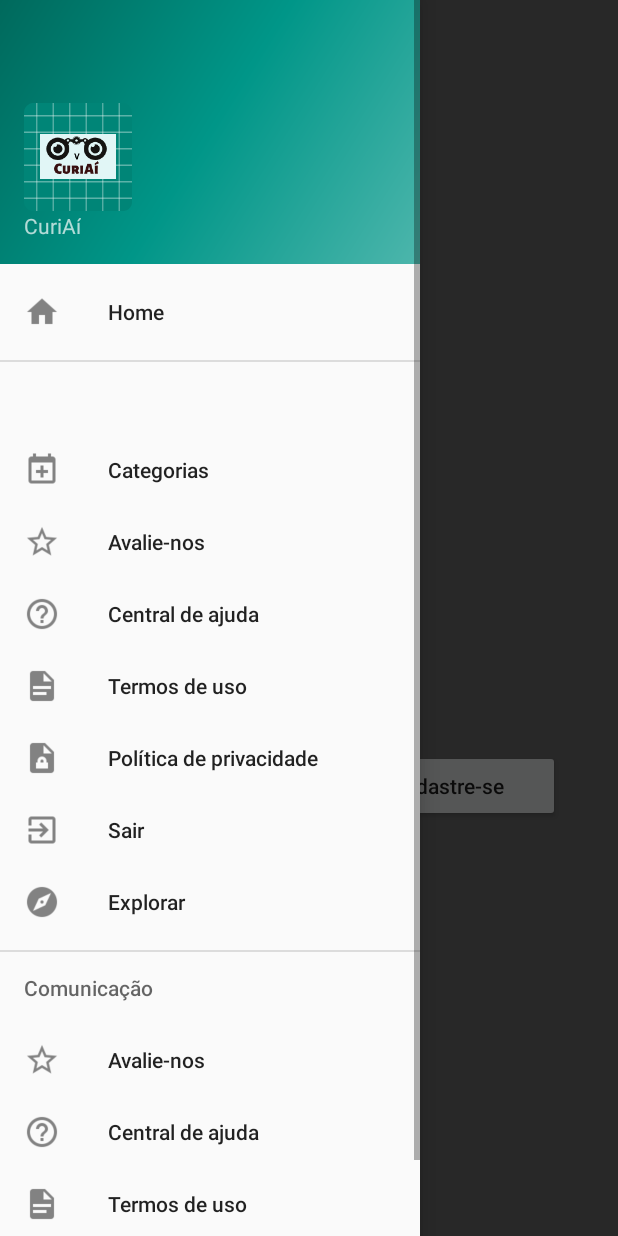
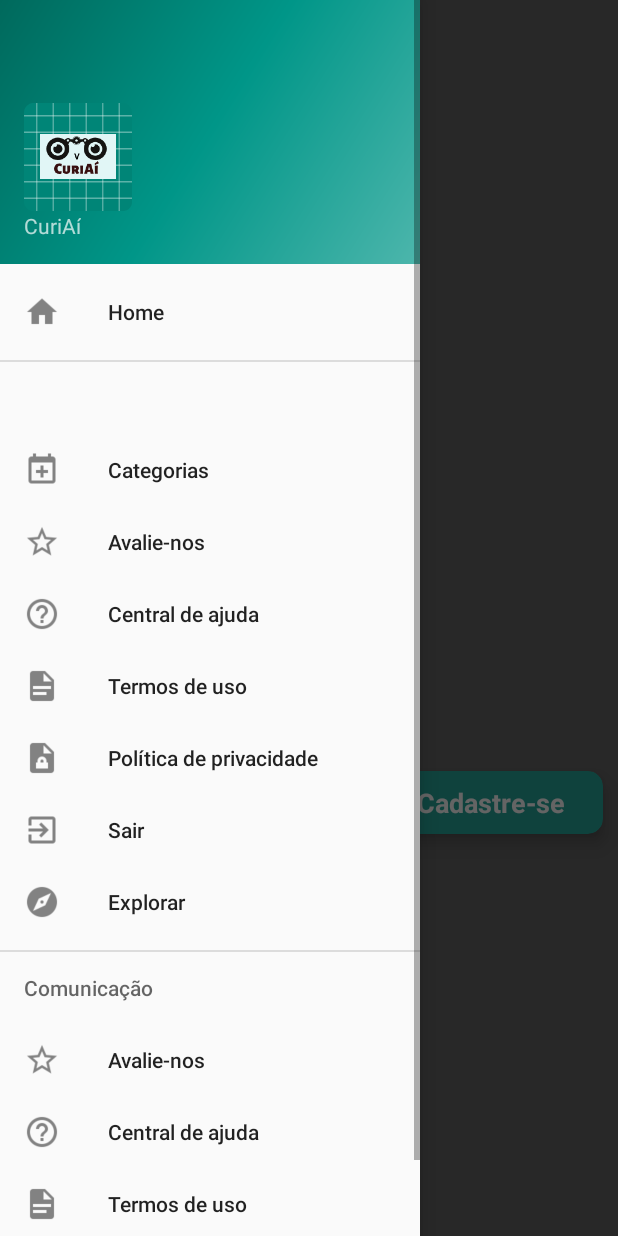
Before and after one commit to Bthais/ProjetoAppCuriai, an Android app: the screen it shows after launch (MainActivity), with the side drawer open, on a phone screen of 412 x 824 dp. Run offline under Robolectric (Android 15) with nearby library versions, the phone set to English and light mode, and no system bars; our stand-ins replace Firebase (no records; nobody signed in at launch, a user with empty details on screens opened directly); 2 statements that could not run were skipped.

Commit message:
Ajustes na tela de cadastro - mudança de botões

```diff
--- a/app/src/main/java/com/example/projetoappcuriai/MainActivity.java
+++ b/app/src/main/java/com/example/projetoappcuriai/MainActivity.java
@@ -8,6 +8,7 @@ import android.os.Bundle;
 import android.support.annotation.NonNull;
 import android.support.design.widget.FloatingActionButton;
 import android.support.design.widget.Snackbar;
+import android.support.v7.widget.CardView;
 import android.util.Base64;
 import android.util.Log;
 import android.view.View;
@@ -31,7 +32,7 @@ import java.security.NoSuchAlgorithmException;
 public class MainActivity extends AppCompatActivity
         implements NavigationView.OnNavigationItemSelectedListener, View.OnClickListener {
 
-    private Button button_login, button_cadastrar;
+    private CardView  cardView_login, cardView_cadastrar;
     private FirebaseAuth auth;
     private FirebaseUser user;
 
@@ -59,11 +60,11 @@ public class MainActivity extends AppCompatActivity
         NavigationView navigationView = (NavigationView) findViewById(R.id.nav_view);
         navigationView.setNavigationItemSelectedListener(this);
 
-        button_login = (Button) findViewById(R.id.button_Login);
-        button_cadastrar = (Button) findViewById(R.id.button_Cadastrar);
+        cardView_login = (CardView) findViewById(R.id.cardView_Login);
+        cardView_cadastrar = (CardView) findViewById(R.id.cardView_Cadastrar);
 
-        button_login.setOnClickListener(this);
-        button_cadastrar.setOnClickListener(this);
+        cardView_login.setOnClickListener(this);
+        cardView_cadastrar.setOnClickListener(this);
 
         auth = FirebaseAuth.getInstance();
 
@@ -164,13 +165,13 @@ public class MainActivity extends AppCompatActivity
 
         switch (v.getId()){
 
-            case R.id.button_Login:
+            case R.id.cardView_Login:
 
                 signInEmail();
 
                 break;
 
-            case R.id.button_Cadastrar:
+            case R.id.cardView_Cadastrar:
 
                 startActivity(new Intent(this, CadastrarActivity.class));
 
--- a/app/src/main/res/layout/activity_loginemail.xml
+++ b/app/src/main/res/layout/activity_loginemail.xml
@@ -166,7 +166,7 @@
         </LinearLayout>
 
 
-        //****************************************************************
+        //************************implementação da divisoria****************************************
 
         <LinearLayout
             android:layout_width="match_parent"
--- a/app/src/main/res/layout/activity_main.xml
+++ b/app/src/main/res/layout/activity_main.xml
@@ -28,45 +28,111 @@
         android:orientation="horizontal"
         tools:context=".MainActivity">
 
+//.......................mudando botao entrar e o botao cadastrar...............
+
+        <android.support.v7.widget.CardView
+            android:id="@+id/cardView_Login"
+            android:layout_width="170dp"
+            android:layout_height="70dp"
+            android:foreground="?attr/selectableItemBackground"
+            app:cardCornerRadius="10dp"
+            app:cardElevation="7dp"
+            android:layout_marginTop="500dp"
+            app:cardUseCompatPadding="true"
+            app:cardBackgroundColor="@color/colorDarkCyan"
+            android:clickable="true"
+            android:focusable="true">
+
+            <LinearLayout
+                android:layout_width="match_parent"
+                android:layout_height="wrap_content"
+                android:orientation="vertical">
 
                 <View
                     android:layout_width="1dp"
-            android:layout_height="1dp"
+                    android:layout_height="0dp"
                     android:layout_weight="1"/>
 
-        <Button
-            android:id="@+id/button_Login"
-            android:layout_width="150dp"
+
+                <TextView
+                    android:layout_width="match_parent"
                     android:layout_height="wrap_content"
-            android:layout_marginLeft="8dp"
-            android:layout_marginStart="8dp"
-            android:layout_marginTop="500dp"
-            android:textAllCaps="false"
-            android:text="@string/login" />
+                    android:textSize="18sp"
+                    android:textAlignment="center"
+                    android:textStyle="bold"
+                    android:textColor="@color/colorCreme"
+                    android:text="@string/login"/>
 
+                <View
+                    android:layout_width="1dp"
+                    android:layout_height="0dp"
+                    android:layout_weight="1"/>
+            </LinearLayout>
+
+
+        </android.support.v7.widget.CardView>
+
+        <View
+            android:layout_width="0dp"
+            android:layout_height="0dp"
+            android:layout_weight="1"/>
         <TextView
             android:layout_width="wrap_content"
             android:layout_height="wrap_content"
             android:layout_marginStart="3dp"
             android:layout_marginLeft="3dp"
+            android:layout_marginTop="520dp"
+            android:text="ou"
+            android:textSize="18sp" />
+        <View
+            android:layout_width="0dp"
+            android:layout_height="0dp"
+            android:layout_weight="1"/>
+
+
+        <android.support.v7.widget.CardView
+            android:id="@+id/cardView_Cadastrar"
+            android:layout_width="170dp"
+            android:layout_height="70dp"
+            android:foreground="?attr/selectableItemBackground"
+            app:cardCornerRadius="10dp"
+            app:cardElevation="7dp"
+            app:cardBackgroundColor="@color/colorDarkCyan"
             android:layout_marginTop="500dp"
-            android:text="ou"
-            android:textSize="14sp" />
-        <Button
-            android:id="@+id/button_Cadastrar"
-            android:layout_width="150dp"
+            app:cardUseCompatPadding="true"
+            android:clickable="true"
+            android:focusable="true">
+
+            <LinearLayout
+                android:layout_width="match_parent"
                 android:layout_height="wrap_content"
-            android:layout_marginLeft="8dp"
-            android:layout_marginStart="8dp"
-            android:layout_marginTop="500dp"
-            android:textAllCaps="false"
-            android:text="@string/cadastro" />
+                android:orientation="vertical">
 
                 <View
-            android:layout_width="2dp"
-            android:layout_height="1dp"
+                    android:layout_width="1dp"
+                    android:layout_height="0dp"
                     android:layout_weight="1"/>
 
+
+                <TextView
+                    android:layout_width="match_parent"
+                    android:layout_height="wrap_content"
+                    android:textSize="18sp"
+                    android:textAlignment="center"
+                    android:textStyle="bold"
+                    android:textColor="@color/colorCreme"
+                    android:text="@string/cadastro"/>
+
+                <View
+                    android:layout_width="1dp"
+                    android:layout_height="0dp"
+                    android:layout_weight="1"/>
+            </LinearLayout>
+
+
+        </android.support.v7.widget.CardView>
+
+//.......................................................................
 
 
     </LinearLayout>
--- a/app/src/main/res/values/colors.xml
+++ b/app/src/main/res/values/colors.xml
@@ -8,6 +8,7 @@
     <color name="colorCreme">#FAFAFA</color>
     <color name="colorBlack">#000</color>
     <color name="colorGhostWhite">#E6E6FA</color>
+    <color name="colorDarkCyan">#26a69a</color>
 
 
 </resources>
--- a/app/src/main/res/values/strings.xml
+++ b/app/src/main/res/values/strings.xml
@@ -22,6 +22,7 @@
     <string name="loginComGoogle">Google</string>
     <string name="loginComFacebook">Facebook</string>
     <string name="cancelar">Cancelar</string>
+    <string name="cadastrar">Cadastrar</string>
     <string name="recuperar">Esqueceu sua senha?</string>
     <string name="email">E-mail*</string>
     <string name="senha">Senha*</string>
```
Also changed, not shown: app/src/main/java/com/example/projetoappcuriai/CadastrarActivity.java (+15 -5 lines), app/src/main/res/layout/activity_cadastrar.xml (+83 -16 lines). Lines whose indentation alone changed are shown as unchanged.
